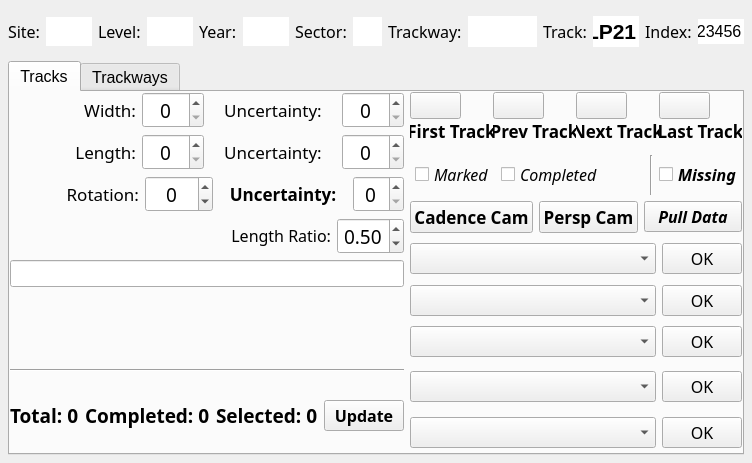
sernst/Cadence, file resources/widget/tools/TrackwayManagerWidget/TrackwayManagerWidget.ui: the form before one commit.
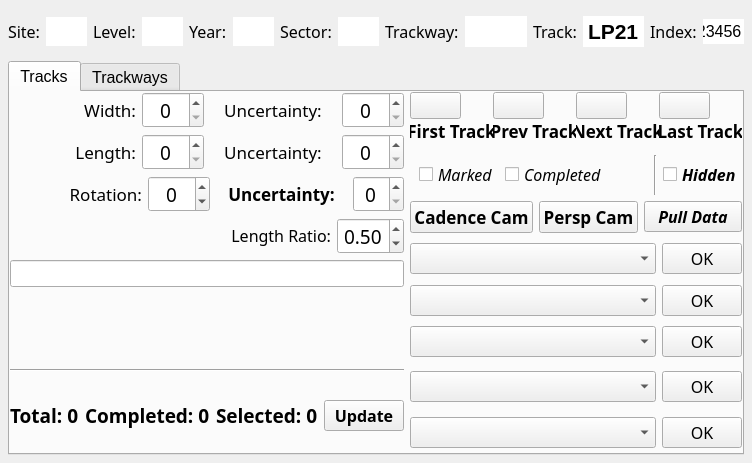
The form after the commit. Icons and pictures are not drawn.

Commit message: KAS: additional small adjustments to improve workflow

What changed in the file:
```diff
--- a/resources/widget/tools/TrackwayManagerWidget/TrackwayManagerWidget.ui
+++ b/resources/widget/tools/TrackwayManagerWidget/TrackwayManagerWidget.ui
@@ -41,7 +41,7 @@
        <bold>false</bold>
       </font>
      </property>
-     <layout class="QHBoxLayout" name="horizontalLayout_8" stretch="1,2,1,2,1,2,1,1,1,3,1,2,1,2">
+     <layout class="QHBoxLayout" name="horizontalLayout_8" stretch="1,2,1,2,1,2,1,2,1,3,1,3,1,2">
       <property name="leftMargin">
        <number>0</number>
       </property>
@@ -726,10 +726,10 @@
                 <number>0</number>
                </property>
                <property name="minimum">
-                <double>-719.000000000000000</double>
+                <double>0.000000000000000</double>
                </property>
                <property name="maximum">
-                <double>719.000000000000000</double>
+                <double>359.000000000000000</double>
                </property>
                <property name="singleStep">
                 <double>1.000000000000000</double>
@@ -1524,7 +1524,7 @@
                 </font>
                </property>
                <property name="text">
-                <string>Missing</string>
+                <string>Hidden</string>
                </property>
               </widget>
              </item>
```
Left out of the diff: 8 changed lines with no effect on the pictures. The commit also changes 2 other files.
